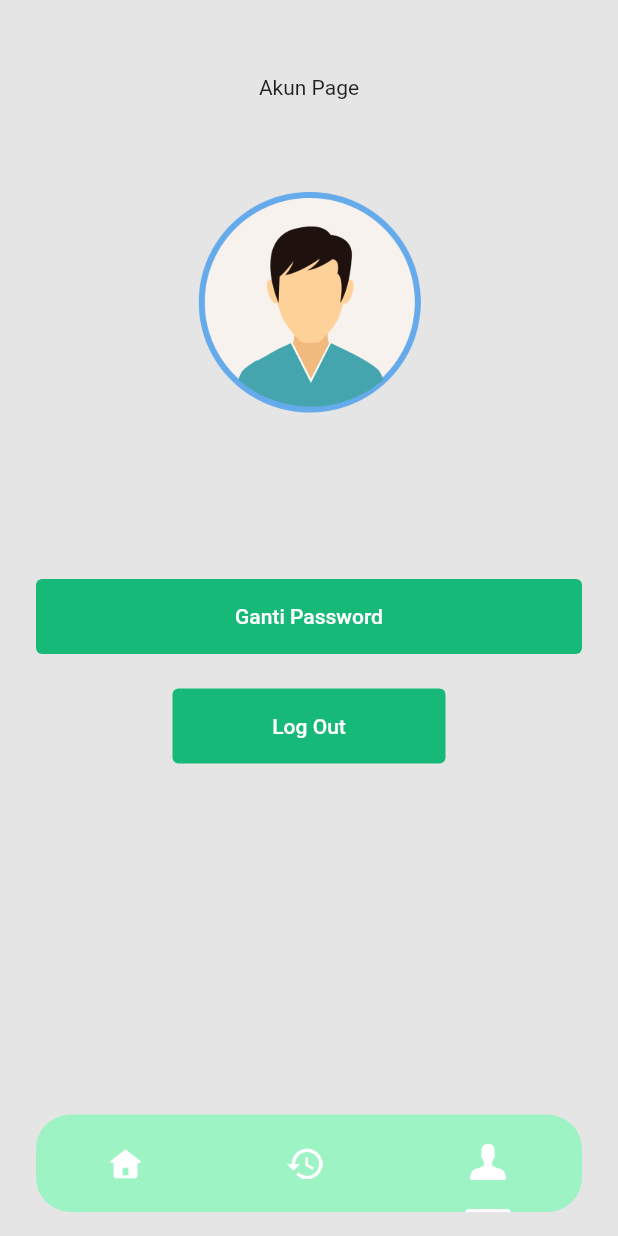
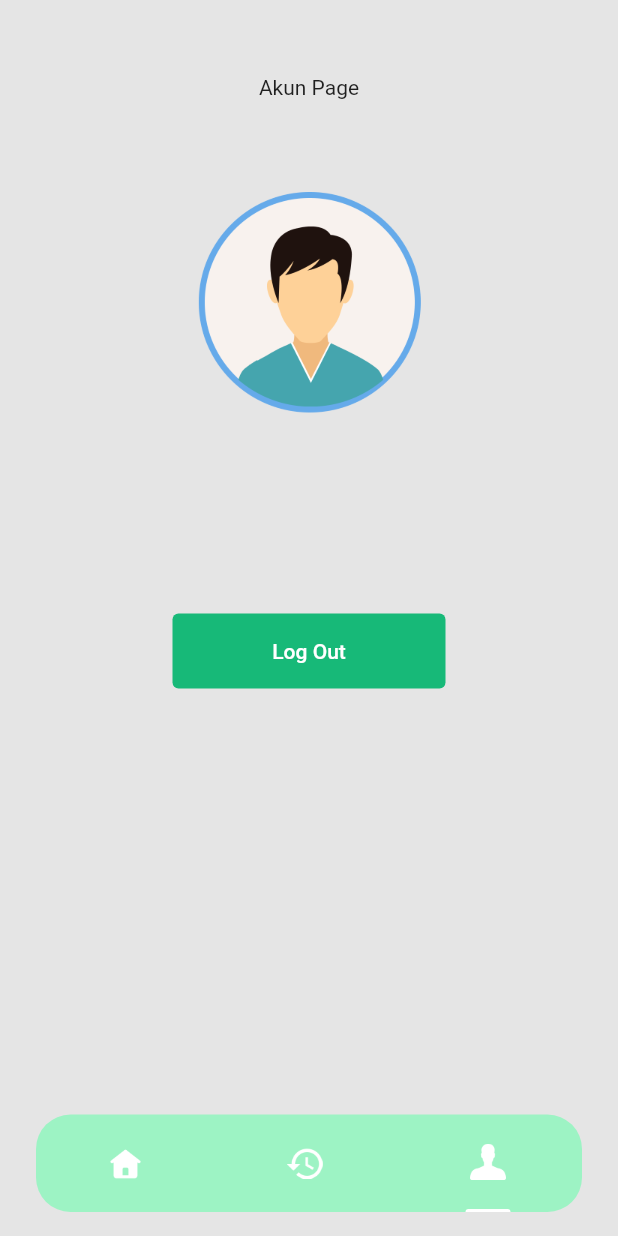
Before and after one commit to mhaikal01/siq, a Flutter app: the screen it shows once a user with an empty profile is signed in, item 3 of the bottom bar chosen, on a phone screen of 412 x 824 dp. Run offline on Flutter 3.47's test engine with Material 2 defaults, Android fonts, the light colour scheme and no system bars; our stand-ins replace firebase_auth, firebase_core, google_fonts, hive, hive_flutter; accounts and stored records are empty; network calls fail.

Commit message:
coment tombol ganti password

```diff
--- a/lib/pages/akun_page.dart
+++ b/lib/pages/akun_page.dart
@@ -49,27 +49,27 @@ class _AkunPageState extends State<AkunPage> {
               SizedBox(
                 height: 98,
               ),
-              Container(
-                width: MediaQuery.of(context).size.width - (2 * defaultMargin),
-                height: 50,
-                child: TextButton(
-                  style: TextButton.styleFrom(
-                    backgroundColor: butonColor,
-                    primary: Colors.white,
-                  ),
-                  child: Text(
-                    'Ganti Password',
-                  ),
-                  onPressed: () {
-                    Navigator.push(
-                      context,
-                      MaterialPageRoute(
-                        builder: (context) => SplashPage(),
-                      ),
-                    );
-                  },
-                ),
-              ),
+              // Container(
+              //   width: MediaQuery.of(context).size.width - (2 * defaultMargin),
+              //   height: 50,
+              //   child: TextButton(
+              //     style: TextButton.styleFrom(
+              //       backgroundColor: butonColor,
+              //       primary: Colors.white,
+              //     ),
+              //     child: Text(
+              //       'Ganti Password',
+              //     ),
+              //     onPressed: () {
+              //       Navigator.push(
+              //         context,
+              //         MaterialPageRoute(
+              //           builder: (context) => SplashPage(),
+              //         ),
+              //       );
+              //     },
+              //   ),
+              // ),
               SizedBox(
                 height: 23,
               ),
```
